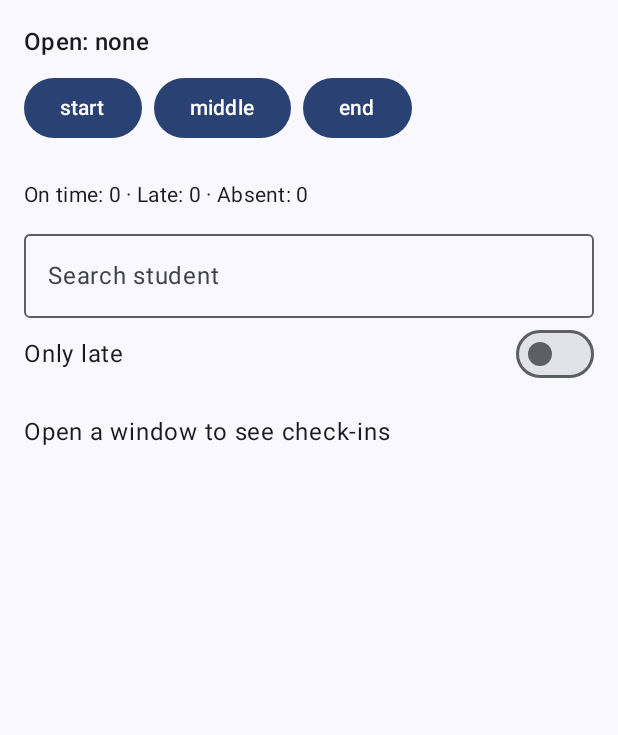
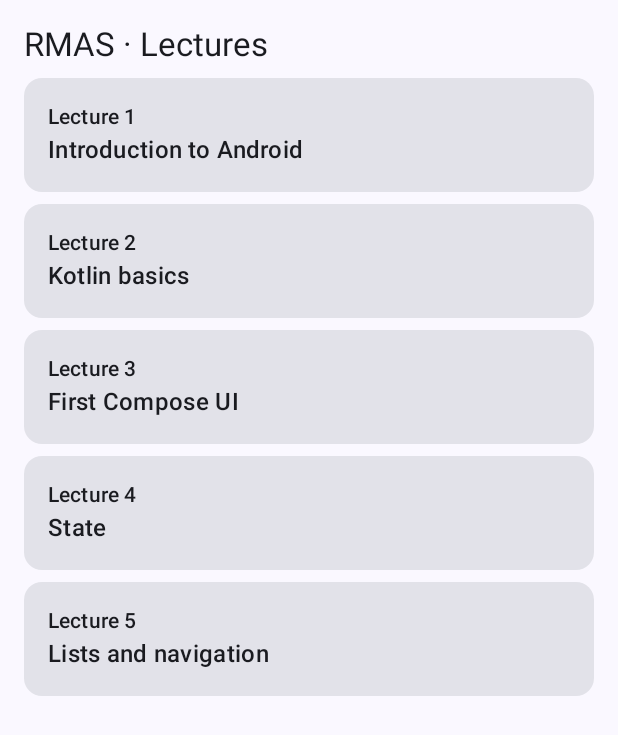
Before and after one commit to SmajO4/attendance-rmas-labs, an Android app built with Jetpack Compose: the screen it shows after launch (MainActivity), on a phone screen of 412 x 824 dp. Shown: the top 735 px of the screen. Run offline under Robolectric (Android 15) with nearby library versions, the phone set to English and light mode, and no system bars; our stand-ins replace Navigation 3.

Commit message:
Lab6: dio 0 - lista predavanja i navigacija

```diff
--- a/app/build.gradle.kts
+++ b/app/build.gradle.kts
@@ -1,6 +1,7 @@
 plugins {
     alias(libs.plugins.android.application)
     alias(libs.plugins.kotlin.compose)
+    id("org.jetbrains.kotlin.plugin.serialization") version "2.2.10"
 }
 
 android {
@@ -37,6 +38,12 @@ android {
 }
 
 dependencies {
+    implementation("androidx.lifecycle:lifecycle-viewmodel-compose:2.11.0")
+    implementation("androidx.lifecycle:lifecycle-runtime-compose:2.11.0")
+    implementation("androidx.lifecycle:lifecycle-viewmodel-navigation3:2.11.0")
+    implementation("androidx.navigation3:navigation3-runtime:1.2.1")
+    implementation("androidx.navigation3:navigation3-ui:1.2.1")
+    implementation("org.jetbrains.kotlinx:kotlinx-serialization-core:1.9.0")
     implementation(platform(libs.androidx.compose.bom))
     implementation(libs.androidx.activity.compose)
     implementation(libs.androidx.compose.material3)
--- a/app/src/main/java/ba/untz/attendance1/Lab4.kt
+++ b/app/src/main/java/ba/untz/attendance1/Lab4.kt
@@ -141,7 +141,12 @@ fun ProfessorScreen(modifier: Modifier = Modifier) {
     // Zadatak 10 - PREDICT za prethodnu verziju s remember:
     // Rekreiranje Activityja vraca openWindow na null ("Open: none").
     // rememberSaveable obnavlja otvoreni prozor nakon rotacije.
-    var openWindow by rememberSaveable {
+    // Lab 6 - Dio 0, PREDVIDI: namjerno koristimo remember za prozor.
+    // Poslije rotacije prozor se zatvara, a rucno dodana prijava nestaje.
+    // Pretraga i Only late ostaju uz rememberSaveable. Forma se vise ne
+    // prikazuje jer je openWindow null. Sve podatke ne mozemo samo staviti
+    // u rememberSaveable: CheckIn nije podrzan za Bundle (Lab 5, zadatak 9).
+    var openWindow by remember {
         mutableStateOf<Window?>(null)
     }
 
--- /dev/null
+++ b/app/src/main/java/ba/untz/attendance1/Lecture.kt
@@ -0,0 +1,11 @@
+package ba.untz.attendance1
+
+data class Lecture(val id: String, val number: Int, val title: String)
+
+val sampleLectures = listOf(
+    Lecture("RMAS-1", 1, "Introduction to Android"),
+    Lecture("RMAS-2", 2, "Kotlin basics"),
+    Lecture("RMAS-3", 3, "First Compose UI"),
+    Lecture("RMAS-4", 4, "State"),
+    Lecture("RMAS-5", 5, "Lists and navigation")
+)
--- a/app/src/main/java/ba/untz/attendance1/MainActivity.kt
+++ b/app/src/main/java/ba/untz/attendance1/MainActivity.kt
@@ -20,7 +20,7 @@ class MainActivity : ComponentActivity() {
                 Scaffold(
                     modifier = Modifier.fillMaxSize()
                 ) { innerPadding ->
-                    ProfessorScreen(
+                    AppNavigation(
                         modifier = Modifier.padding(innerPadding)
                     )
                 }
--- /dev/null
+++ b/app/src/main/java/ba/untz/attendance1/Navigation.kt
@@ -0,0 +1,67 @@
+package ba.untz.attendance1
+
+import androidx.compose.foundation.clickable
+import androidx.compose.foundation.layout.Arrangement
+import androidx.compose.foundation.layout.Column
+import androidx.compose.foundation.layout.fillMaxWidth
+import androidx.compose.foundation.layout.padding
+import androidx.compose.material3.Card
+import androidx.compose.material3.MaterialTheme
+import androidx.compose.material3.Text
+import androidx.compose.runtime.Composable
+import androidx.compose.ui.Modifier
+import androidx.compose.ui.unit.dp
+import androidx.navigation3.runtime.NavKey
+import androidx.navigation3.runtime.entryProvider
+import androidx.navigation3.runtime.rememberNavBackStack
+import androidx.navigation3.ui.NavDisplay
+import kotlinx.serialization.Serializable
+
+@Serializable
+data object LectureList : NavKey
+
+@Serializable
+data class LectureDetail(val lectureId: String) : NavKey
+
+@Composable
+fun AppNavigation(modifier: Modifier = Modifier) {
+    val backStack = rememberNavBackStack(LectureList)
+    NavDisplay(
+        backStack = backStack,
+        onBack = { backStack.removeLastOrNull() },
+        modifier = modifier,
+        entryProvider = entryProvider {
+            entry<LectureList> {
+                LectureListScreen(
+                    lectures = sampleLectures,
+                    onOpen = { id -> backStack.add(LectureDetail(id)) }
+                )
+            }
+            entry<LectureDetail> {
+                ProfessorScreen()
+            }
+        }
+    )
+}
+
+@Composable
+fun LectureListScreen(
+    lectures: List<Lecture>,
+    onOpen: (String) -> Unit,
+    modifier: Modifier = Modifier
+) {
+    Column(
+        modifier = modifier.padding(16.dp),
+        verticalArrangement = Arrangement.spacedBy(8.dp)
+    ) {
+        Text("RMAS · Lectures", style = MaterialTheme.typography.titleLarge)
+        lectures.forEach { lecture ->
+            Card(modifier = Modifier.fillMaxWidth().clickable { onOpen(lecture.id) }) {
+                Column(modifier = Modifier.padding(16.dp)) {
+                    Text("Lecture ${lecture.number}", style = MaterialTheme.typography.labelLarge)
+                    Text(lecture.title, style = MaterialTheme.typography.titleMedium)
+                }
+            }
+        }
+    }
+}
```
